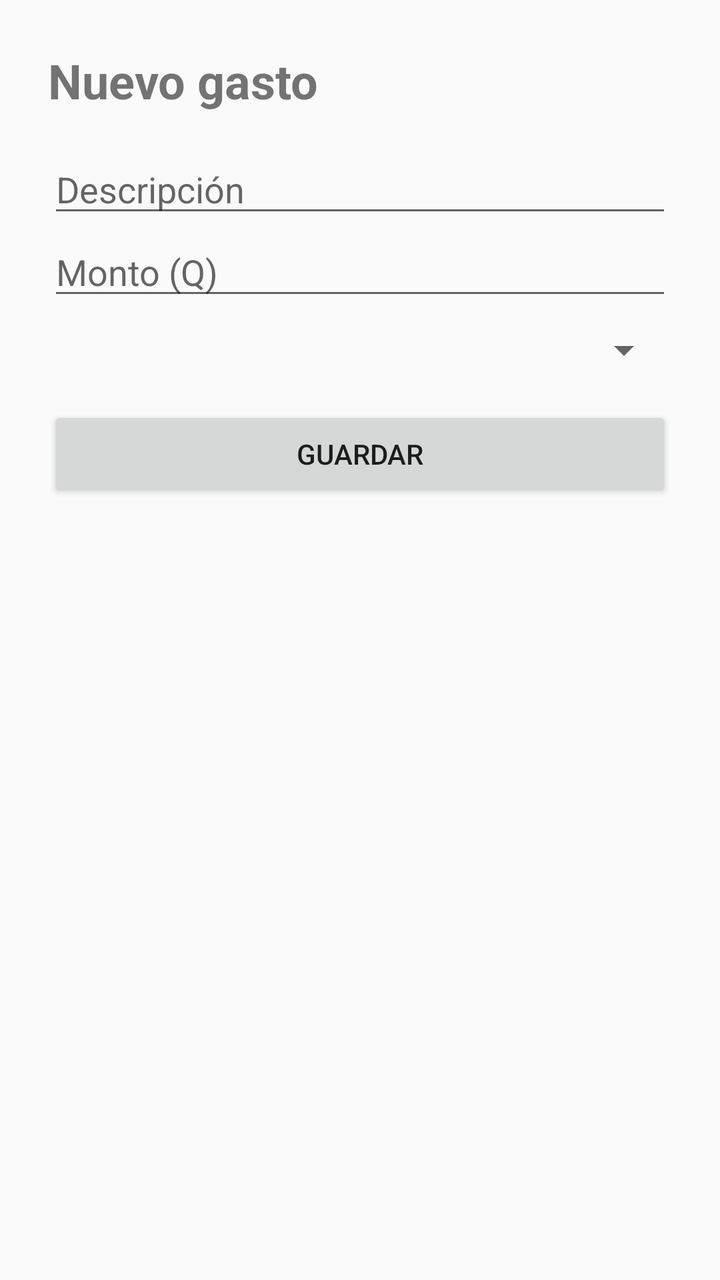
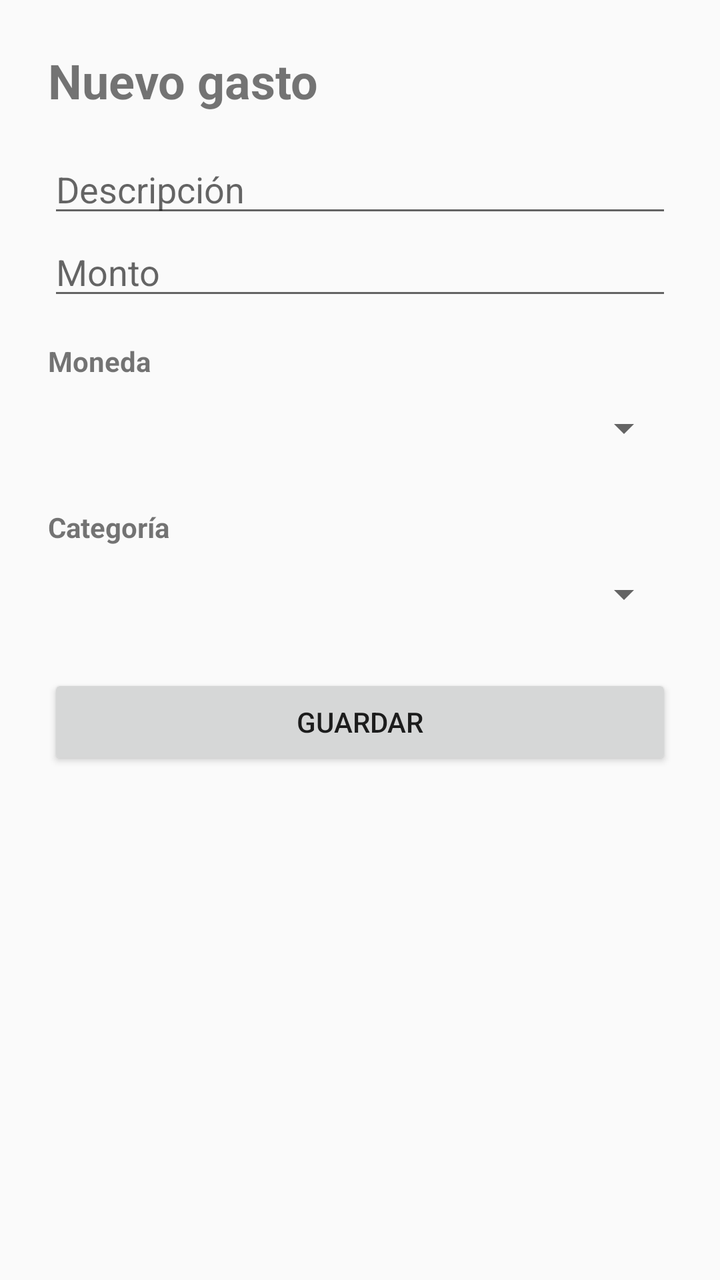

The first picture is an Android layout as it rendered before a commit; the second is the same layout after the commit. The layout source and the unified diff follow.
<!-- AndroidManifest.xml: application theme Theme.ControlGastos -->
<!-- res/layout/activity_formulario_gasto.xml -->
<?xml version="1.0" encoding="utf-8"?>
<LinearLayout xmlns:android="http://schemas.android.com/apk/res/android"
    android:id="@+id/main"
    android:layout_width="match_parent"
    android:layout_height="match_parent"
    android:orientation="vertical"
    android:padding="24dp">

    <TextView
        android:id="@+id/tvTitulo"
        android:layout_width="match_parent"
        android:layout_height="wrap_content"
        android:layout_marginBottom="16dp"
        android:text="Nuevo gasto"
        android:textSize="24sp"
        android:textStyle="bold" />

    <EditText
        android:id="@+id/etDescripcion"
        android:layout_width="match_parent"
        android:layout_height="wrap_content"
        android:hint="Descripción"
        android:inputType="text" />

    <EditText
        android:id="@+id/etMonto"
        android:layout_width="match_parent"
        android:layout_height="wrap_content"
        android:hint="Monto (Q)"
        android:inputType="numberDecimal" />

    <Spinner
        android:id="@+id/spCategoria"
        android:layout_width="match_parent"
        android:layout_height="wrap_content"
        android:layout_marginTop="8dp" />

    <Button
        android:id="@+id/btnGuardar"
        android:layout_width="match_parent"
        android:layout_height="wrap_content"
        android:layout_marginTop="16dp"
        android:text="Guardar" />

    <Button
        android:id="@+id/btnEliminar"
        android:layout_width="match_parent"
        android:layout_height="wrap_content"
        android:layout_marginTop="8dp"
        android:text="Eliminar gasto"
        android:visibility="gone" />
</LinearLayout>
<!-- resources referenced by this layout -->
<resources>
  <style name="Theme.ControlGastos" parent="Theme.AppCompat.DayNight.NoActionBar" />
</resources>

<!-- the commit's change to res/layout/activity_formulario_gasto.xml (unified diff, before → after) -->
@@ -1,52 +1,108 @@
 <?xml version="1.0" encoding="utf-8"?>
-<LinearLayout xmlns:android="http://schemas.android.com/apk/res/android"
-    android:id="@+id/main"
+<ScrollView xmlns:android="http://schemas.android.com/apk/res/android"
     android:layout_width="match_parent"
     android:layout_height="match_parent"
-    android:orientation="vertical"
-    android:padding="24dp">
+    android:fillViewport="true">
 
-    <TextView
-        android:id="@+id/tvTitulo"
+    <LinearLayout
+        android:id="@+id/main"
         android:layout_width="match_parent"
         android:layout_height="wrap_content"
-        android:layout_marginBottom="16dp"
-        android:text="Nuevo gasto"
-        android:textSize="24sp"
-        android:textStyle="bold" />
+        android:orientation="vertical"
+        android:padding="24dp">
 
-    <EditText
-        android:id="@+id/etDescripcion"
-        android:layout_width="match_parent"
-        android:layout_height="wrap_content"
-        android:hint="Descripción"
-        android:inputType="text" />
+        <TextView
+            android:id="@+id/tvTitulo"
+            android:layout_width="match_parent"
+            android:layout_height="wrap_content"
+            android:layout_marginBottom="16dp"
+            android:text="Nuevo gasto"
+            android:textSize="24sp"
+            android:textStyle="bold" />
 
-    <EditText
-        android:id="@+id/etMonto"
-        android:layout_width="match_parent"
-        android:layout_height="wrap_content"
-        android:hint="Monto (Q)"
-        android:inputType="numberDecimal" />
+        <EditText
+            android:id="@+id/etDescripcion"
+            android:layout_width="match_parent"
+            android:layout_height="wrap_content"
+            android:hint="Descripción"
+            android:inputType="text" />
 
-    <Spinner
-        android:id="@+id/spCategoria"
-        android:layout_width="match_parent"
-        android:layout_height="wrap_content"
-        android:layout_marginTop="8dp" />
+        <EditText
+            android:id="@+id/etMonto"
+            android:layout_width="match_parent"
+            android:layout_height="wrap_content"
+            android:hint="Monto"
+            android:inputType="numberDecimal" />
 
-    <Button
-        android:id="@+id/btnGuardar"
-        android:layout_width="match_parent"
-        android:layout_height="wrap_content"
-        android:layout_marginTop="16dp"
-        android:text="Guardar" />
+        <TextView
+            android:layout_width="match_parent"
+            android:layout_height="wrap_content"
+            android:layout_marginTop="16dp"
+            android:text="Moneda"
+            android:textStyle="bold" />
 
-    <Button
-        android:id="@+id/btnEliminar"
-        android:layout_width="match_parent"
-        android:layout_height="wrap_content"
-        android:layout_marginTop="8dp"
-        android:text="Eliminar gasto"
-        android:visibility="gone" />
-</LinearLayout>
+        <Spinner
+            android:id="@+id/spMoneda"
+            android:layout_width="match_parent"
+            android:layout_height="48dp" />
+
+        <LinearLayout
+            android:id="@+id/contenedorTipoCambio"
+            android:layout_width="match_parent"
+            android:layout_height="wrap_content"
+            android:orientation="vertical"
+            android:visibility="gone">
+
+            <TextView
+                android:layout_width="match_parent"
+                android:layout_height="wrap_content"
+                android:layout_marginTop="12dp"
+                android:text="Tipo de cambio (Q por US$1)"
+                android:textStyle="bold" />
+
+            <EditText
+                android:id="@+id/etTipoCambio"
+                android:layout_width="match_parent"
+                android:layout_height="wrap_content"
+                android:hint="Ejemplo: 7.70"
+                android:inputType="numberDecimal" />
+
+            <TextView
+                android:id="@+id/tvEquivalente"
+                android:layout_width="match_parent"
+                android:layout_height="wrap_content"
+                android:layout_marginTop="8dp"
+                android:text="Equivalente: Q 0.00"
+                android:textStyle="bold" />
+
+        </LinearLayout>
+
+        <TextView
+            android:layout_width="match_parent"
+            android:layout_height="wrap_content"
+            android:layout_marginTop="16dp"
+            android:text="Categoría"
+            android:textStyle="bold" />
+
+        <Spinner
+            android:id="@+id/spCategoria"
+            android:layout_width="match_parent"
+            android:layout_height="48dp" />
+
+        <Button
+            android:id="@+id/btnGuardar"
+            android:layout_width="match_parent"
+            android:layout_height="wrap_content"
+            android:layout_marginTop="16dp"
+            android:text="Guardar" />
+
+        <Button
+            android:id="@+id/btnEliminar"
+            android:layout_width="match_parent"
+            android:layout_height="wrap_content"
+            android:layout_marginTop="8dp"
+            android:text="Eliminar gasto"
+            android:visibility="gone" />
+
+    </LinearLayout>
+</ScrollView>
